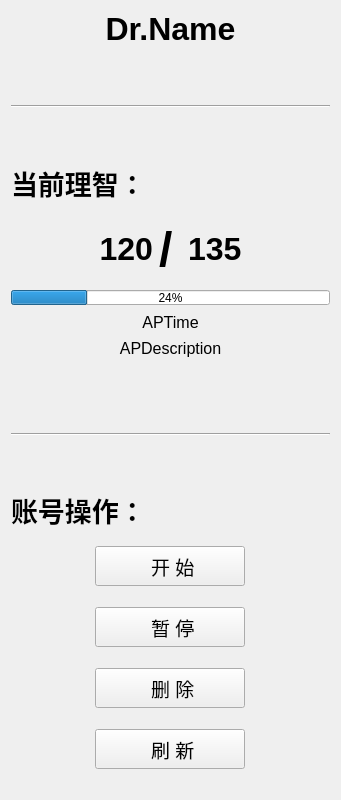
First picture: the form in resources/ui/UI_DoctorChart.ui, repository Chr0nixz/Closure, before the edit.
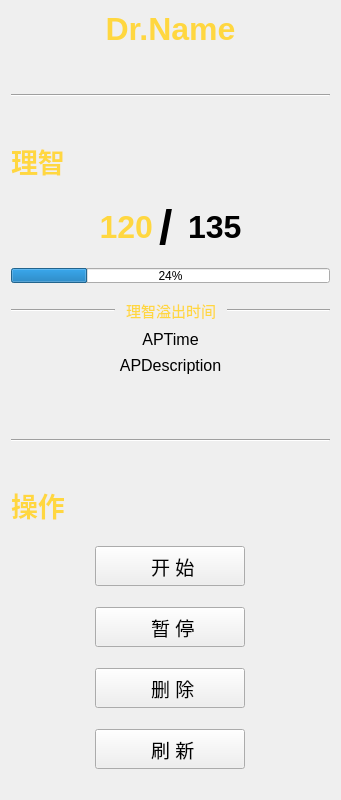
Second picture: the form after the edit.

What changed in the file:
```diff
--- a/resources/ui/UI_DoctorChart.ui
+++ b/resources/ui/UI_DoctorChart.ui
@@ -38,6 +38,9 @@
        <bold>true</bold>
       </font>
      </property>
+     <property name="styleSheet">
+      <string notr="true">color: #ffd740</string>
+     </property>
      <property name="text">
       <string>Dr.Name</string>
      </property>
@@ -68,8 +71,11 @@
        <bold>true</bold>
       </font>
      </property>
+     <property name="styleSheet">
+      <string notr="true">color: #ffd740</string>
+     </property>
      <property name="text">
-      <string>当前理智：</string>
+      <string>理智</string>
      </property>
      <property name="alignment">
       <set>Qt::AlignBottom|Qt::AlignLeading|Qt::AlignLeft</set>
@@ -109,6 +115,9 @@
          <bold>true</bold>
         </font>
        </property>
+       <property name="styleSheet">
+        <string notr="true">color: #ffd740</string>
+       </property>
        <property name="text">
         <string>120</string>
        </property>
@@ -178,6 +187,64 @@
      </property>
     </widget>
    </item>
+   <item>
+    <spacer name="verticalSpacer_7">
+     <property name="orientation">
+      <enum>Qt::Vertical</enum>
+     </property>
+     <property name="sizeType">
+      <enum>QSizePolicy::Fixed</enum>
+     </property>
+     <property name="sizeHint" stdset="0">
+      <size>
+       <width>20</width>
+       <height>10</height>
+      </size>
+     </property>
+    </spacer>
+   </item>
+   <item>
+    <layout class="QHBoxLayout" name="horizontalLayout_2">
+     <item>
+      <widget class="Line" name="line_3">
+       <property name="orientation">
+        <enum>Qt::Horizontal</enum>
+       </property>
+      </widget>
+     </item>
+     <item>
+      <widget class="QLabel" name="label_2">
+       <property name="maximumSize">
+        <size>
+         <width>100</width>
+         <height>30</height>
+        </size>
+       </property>
+       <property name="font">
+        <font>
+         <pointsize>11</pointsize>
+        </font>
+       </property>
+       <property name="styleSheet">
+        <string notr="true">color: #ffd740</string>
+       </property>
+       <property name="text">
+        <string>理智溢出时间</string>
+       </property>
+       <property name="alignment">
+        <set>Qt::AlignCenter</set>
+       </property>
+      </widget>
+     </item>
+     <item>
+      <widget class="Line" name="line_4">
+       <property name="orientation">
+        <enum>Qt::Horizontal</enum>
+       </property>
+      </widget>
+     </item>
+    </layout>
+   </item>
    <item>
     <widget class="QLabel" name="APTime">
      <property name="maximumSize">
@@ -236,8 +303,11 @@
        <bold>true</bold>
       </font>
      </property>
+     <property name="styleSheet">
+      <string notr="true">color: #ffd740</string>
+     </property>
      <property name="text">
-      <string>账号操作：</string>
+      <string>操作</string>
      </property>
      <property name="alignment">
       <set>Qt::AlignBottom|Qt::AlignLeading|Qt::AlignLeft</set>
@@ -255,7 +325,7 @@
      <property name="sizeHint" stdset="0">
       <size>
        <width>20</width>
-       <height>10</height>
+       <height>15</height>
       </size>
      </property>
     </spacer>
```
